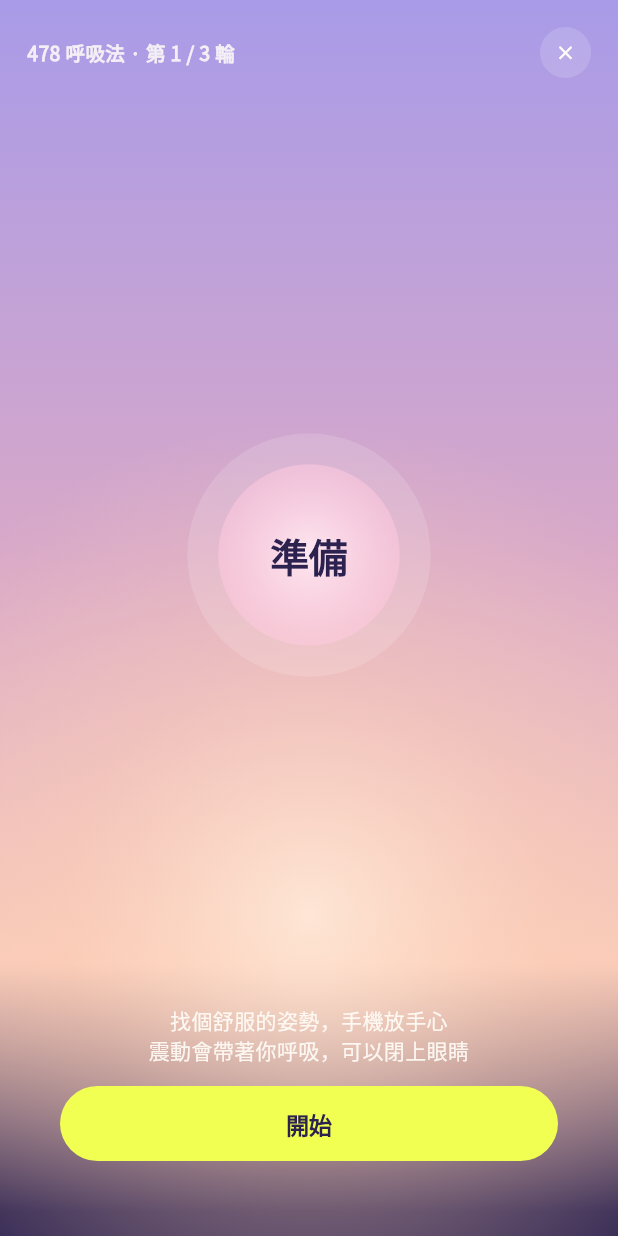
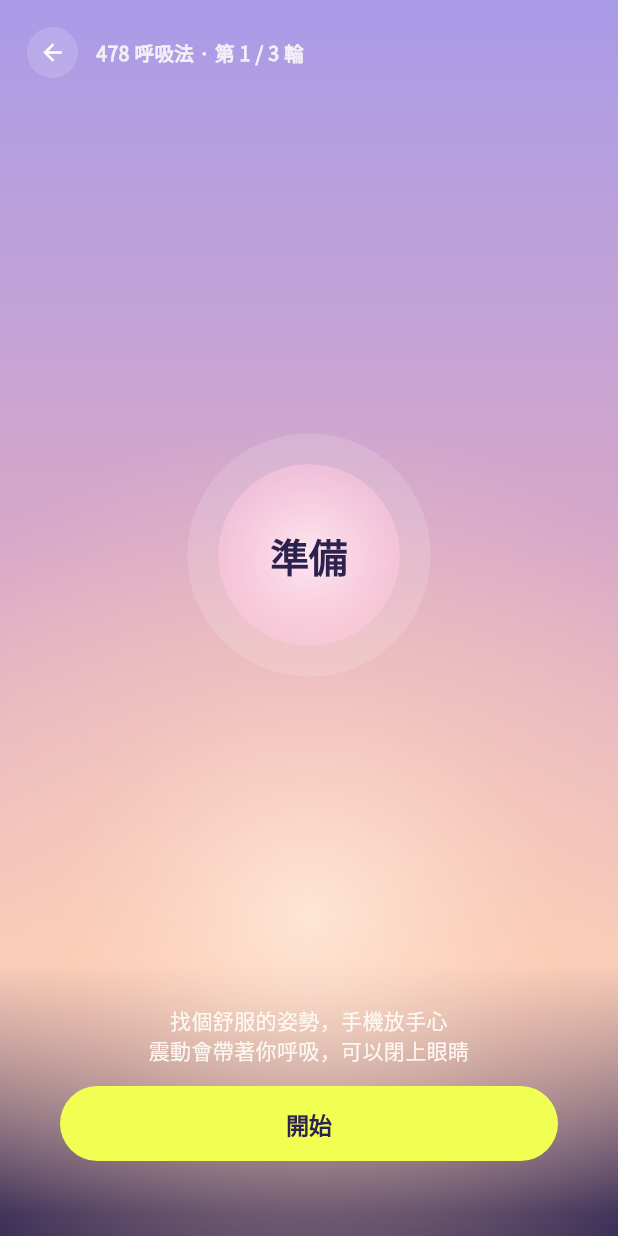
Before and after one commit to Ionanatw/mediclip, a Flutter app: the BreathingScreen widget shown alone on an empty page, opened directly with empty values, on a phone screen of 412 x 824 dp. Run offline on Flutter 3.47's test engine with Material 3 defaults, Android fonts, the phone set to English and light mode, and no system bars.

Commit message:
↩ 子頁返回改左上 ← 箭頭（取代右上 X）
- FlowTopBar：← 移到左上 + 標題（所有 flow sheet：med_card/poster/checklist/upload/results/followup/gratitude 等）
- breathing、心情小卡 全屏子頁的自訂關閉鈕同步改左上 ←
- showCDSheet 底部 sheet 維持 X+拖把（modal 慣例）
- goldens 更新；19 測試全綠

Co-Authored-By: Claude Opus 4.8 <noreply@anthropic.com>

```diff
--- a/flutter/carrius/lib/design/components.dart
+++ b/flutter/carrius/lib/design/components.dart
@@ -478,8 +478,6 @@ class FlowTopBar extends StatelessWidget {
       padding: const EdgeInsets.fromLTRB(18, 14, 18, 0),
       child: Row(
         children: [
-          Text(title, style: CDText.title(16, color: p.text)),
-          const Spacer(),
           GestureDetector(
             onTap: () {
               Haptics.light();
@@ -489,9 +487,11 @@ class FlowTopBar extends StatelessWidget {
               width: 34,
               height: 34,
               decoration: BoxDecoration(color: p.surface2, shape: BoxShape.circle),
-              child: Icon(Icons.close, size: 15, color: p.text2),
+              child: Icon(Icons.arrow_back, size: 18, color: p.text2),
             ),
           ),
+          const SizedBox(width: 12),
+          Text(title, style: CDText.title(16, color: p.text)),
         ],
       ),
     );
--- a/flutter/carrius/lib/screens/breathing_screen.dart
+++ b/flutter/carrius/lib/screens/breathing_screen.dart
@@ -116,9 +116,6 @@ class _BreathingScreenState extends State<BreathingScreen> with SingleTickerProv
                 padding: const EdgeInsets.all(18),
                 child: Row(
                   children: [
-                    Text('478 呼吸法 · 第 ${(_round + 1).clamp(1, _totalRounds)} / $_totalRounds 輪',
-                        style: CDText.body(13, weight: FontWeight.w900, color: CD.cream.withValues(alpha: 0.85))),
-                    const Spacer(),
                     GestureDetector(
                       onTap: () {
                         Haptics.light();
@@ -128,9 +125,12 @@ class _BreathingScreenState extends State<BreathingScreen> with SingleTickerProv
                         width: 34,
                         height: 34,
                         decoration: BoxDecoration(color: Colors.white.withValues(alpha: 0.15), shape: BoxShape.circle),
-                        child: const Icon(Icons.close, size: 15, color: CD.cream),
+                        child: const Icon(Icons.arrow_back, size: 18, color: CD.cream),
                       ),
                     ),
+                    const SizedBox(width: 12),
+                    Text('478 呼吸法 · 第 ${(_round + 1).clamp(1, _totalRounds)} / $_totalRounds 輪',
+                        style: CDText.body(13, weight: FontWeight.w900, color: CD.cream.withValues(alpha: 0.85))),
                   ],
                 ),
               ),
--- a/flutter/carrius/lib/screens/garden_screen.dart
+++ b/flutter/carrius/lib/screens/garden_screen.dart
@@ -488,7 +488,6 @@ class MoodCardScreen extends StatelessWidget {
                 padding: const EdgeInsets.all(18),
                 child: Row(
                   children: [
-                    const Spacer(),
                     GestureDetector(
                       onTap: () {
                         Haptics.light();
@@ -498,9 +497,10 @@ class MoodCardScreen extends StatelessWidget {
                         width: 34,
                         height: 34,
                         decoration: BoxDecoration(color: Colors.white.withValues(alpha: 0.15), shape: BoxShape.circle),
-                        child: const Icon(Icons.close, size: 15, color: CD.cream),
+                        child: const Icon(Icons.arrow_back, size: 18, color: CD.cream),
                       ),
                     ),
+                    const Spacer(),
                   ],
                 ),
               ),
```
Also changed, not shown: 14 other files.
